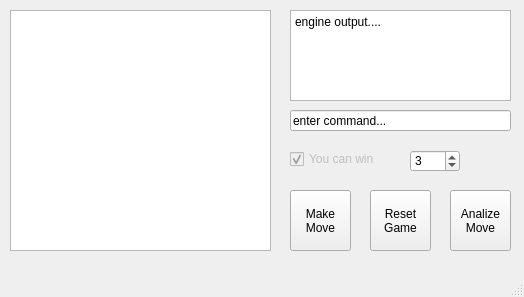
Above: interface/mainwindow.ui from neduard/nimgame-atestat before the change. Below: the same form after it.
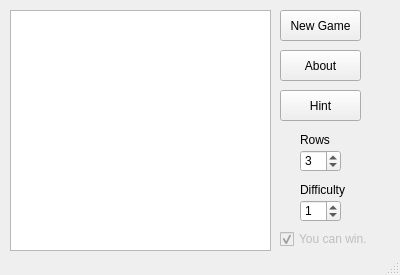
That is the form after the change.

```diff
--- a/interface/mainwindow.ui
+++ b/interface/mainwindow.ui
@@ -6,8 +6,8 @@
    <rect>
     <x>0</x>
     <y>0</y>
-    <width>524</width>
-    <height>297</height>
+    <width>400</width>
+    <height>275</height>
    </rect>
   </property>
   <property name="sizePolicy">
@@ -18,20 +18,23 @@
   </property>
   <property name="minimumSize">
    <size>
-    <width>524</width>
-    <height>297</height>
+    <width>400</width>
+    <height>275</height>
    </size>
   </property>
   <property name="maximumSize">
    <size>
-    <width>16777215</width>
-    <height>16777215</height>
+    <width>400</width>
+    <height>275</height>
    </size>
   </property>
   <property name="windowTitle">
    <string>MainWindow</string>
   </property>
   <widget class="QWidget" name="centralwidget">
+   <property name="enabled">
+    <bool>true</bool>
+   </property>
    <widget class="QGraphicsView" name="gameView">
     <property name="geometry">
      <rect>
@@ -68,75 +71,30 @@
      </rectf>
     </property>
    </widget>
-   <widget class="QPlainTextEdit" name="engineOutput">
-    <property name="geometry">
-     <rect>
-      <x>290</x>
-      <y>10</y>
-      <width>221</width>
-      <height>91</height>
-     </rect>
-    </property>
-    <property name="readOnly">
-     <bool>true</bool>
-    </property>
-    <property name="plainText">
-     <string>engine output....</string>
-    </property>
-   </widget>
-   <widget class="QLineEdit" name="commandInput">
-    <property name="geometry">
-     <rect>
-      <x>290</x>
-      <y>110</y>
-      <width>221</width>
-      <height>21</height>
-     </rect>
-    </property>
-    <property name="text">
-     <string>enter command...</string>
-    </property>
-   </widget>
-   <widget class="QPushButton" name="mkMoveBtn">
-    <property name="geometry">
-     <rect>
-      <x>290</x>
-      <y>190</y>
-      <width>61</width>
-      <height>61</height>
-     </rect>
-    </property>
-    <property name="text">
-     <string>Make
-Move</string>
-    </property>
-   </widget>
    <widget class="QPushButton" name="rstBtn">
     <property name="geometry">
      <rect>
-      <x>370</x>
-      <y>190</y>
-      <width>61</width>
-      <height>61</height>
+      <x>280</x>
+      <y>10</y>
+      <width>81</width>
+      <height>31</height>
      </rect>
     </property>
     <property name="text">
-     <string>Reset
-Game</string>
+     <string>New Game</string>
     </property>
    </widget>
    <widget class="QPushButton" name="anlzBtn">
     <property name="geometry">
      <rect>
-      <x>450</x>
-      <y>190</y>
-      <width>61</width>
-      <height>61</height>
+      <x>280</x>
+      <y>90</y>
+      <width>81</width>
+      <height>31</height>
      </rect>
     </property>
     <property name="text">
-     <string>Analize
-Move</string>
+     <string>Hint</string>
     </property>
    </widget>
    <widget class="QCheckBox" name="winning">
@@ -145,14 +103,14 @@
     </property>
     <property name="geometry">
      <rect>
-      <x>290</x>
-      <y>150</y>
+      <x>280</x>
+      <y>230</y>
       <width>101</width>
       <height>18</height>
      </rect>
     </property>
     <property name="text">
-     <string>You can win</string>
+     <string>You can win.</string>
     </property>
     <property name="checked">
      <bool>true</bool>
@@ -161,9 +119,9 @@
    <widget class="QSpinBox" name="spinBox">
     <property name="geometry">
      <rect>
-      <x>410</x>
+      <x>300</x>
       <y>150</y>
-      <width>50</width>
+      <width>41</width>
       <height>22</height>
      </rect>
     </property>
@@ -177,16 +135,64 @@
      <number>3</number>
     </property>
    </widget>
-  </widget>
-  <widget class="QMenuBar" name="menubar">
-   <property name="geometry">
-    <rect>
-     <x>0</x>
-     <y>0</y>
-     <width>524</width>
-     <height>23</height>
-    </rect>
-   </property>
+   <widget class="QPushButton" name="aboutBtn">
+    <property name="geometry">
+     <rect>
+      <x>280</x>
+      <y>50</y>
+      <width>81</width>
+      <height>31</height>
+     </rect>
+    </property>
+    <property name="text">
+     <string>About</string>
+    </property>
+   </widget>
+   <widget class="QSpinBox" name="spinBox_2">
+    <property name="geometry">
+     <rect>
+      <x>300</x>
+      <y>200</y>
+      <width>41</width>
+      <height>22</height>
+     </rect>
+    </property>
+    <property name="minimum">
+     <number>0</number>
+    </property>
+    <property name="maximum">
+     <number>5</number>
+    </property>
+    <property name="value">
+     <number>1</number>
+    </property>
+   </widget>
+   <widget class="QLabel" name="label">
+    <property name="geometry">
+     <rect>
+      <x>300</x>
+      <y>130</y>
+      <width>31</width>
+      <height>20</height>
+     </rect>
+    </property>
+    <property name="text">
+     <string>Rows</string>
+    </property>
+   </widget>
+   <widget class="QLabel" name="label_2">
+    <property name="geometry">
+     <rect>
+      <x>300</x>
+      <y>180</y>
+      <width>52</width>
+      <height>20</height>
+     </rect>
+    </property>
+    <property name="text">
+     <string>Difficulty</string>
+    </property>
+   </widget>
   </widget>
   <widget class="QStatusBar" name="statusbar"/>
  </widget>
```
